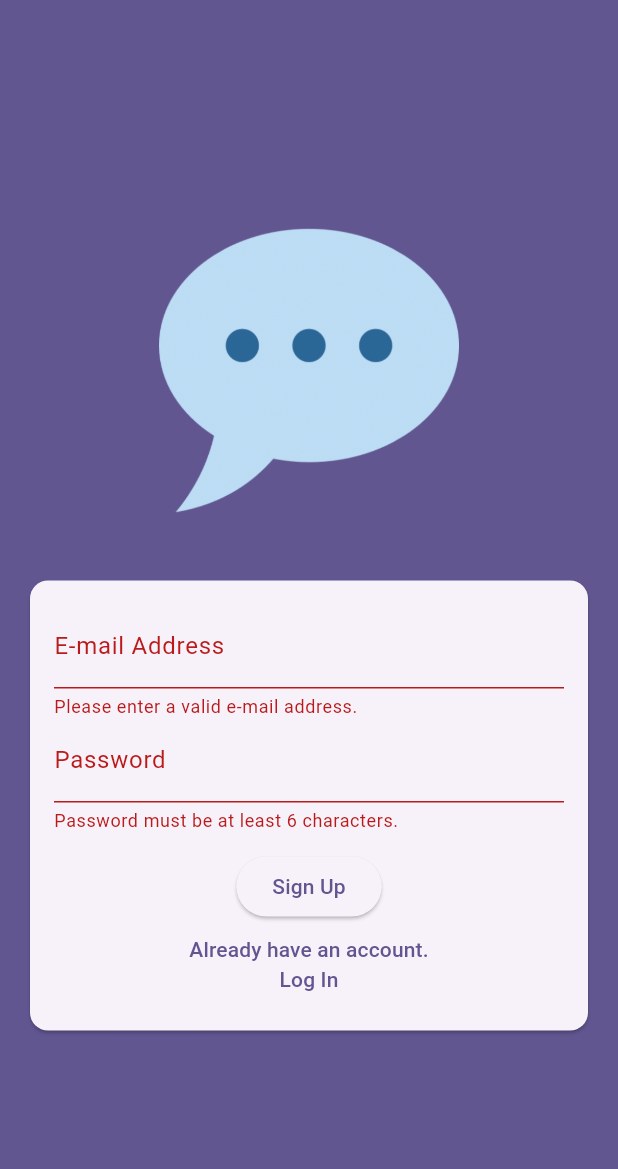
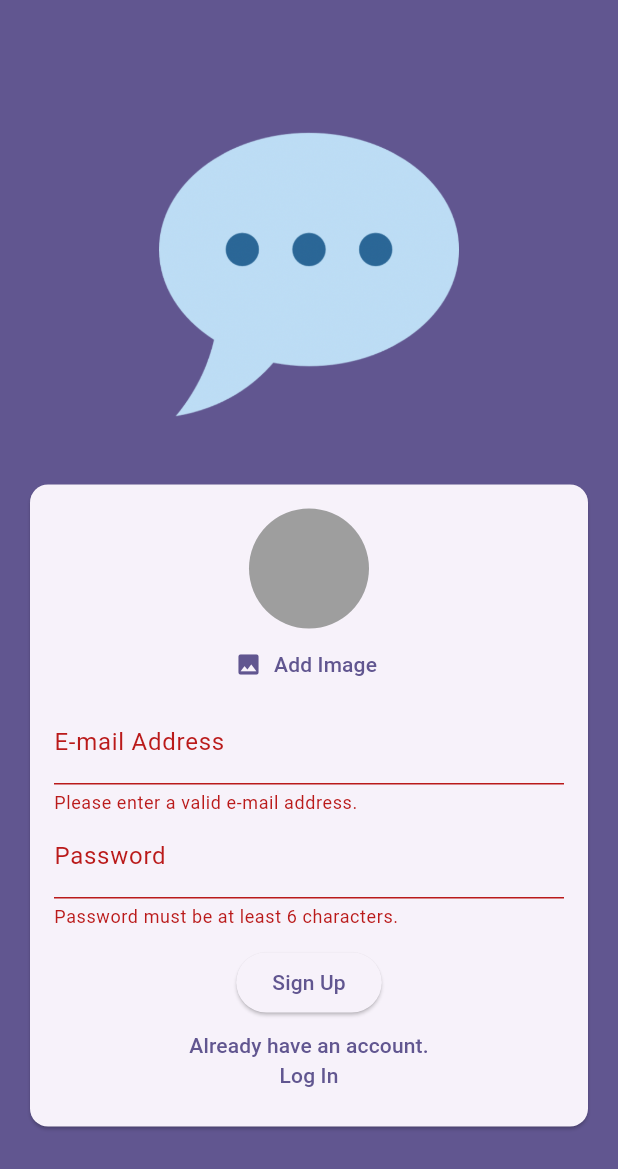
Before and after one commit to RonydaEssam/chat_app, a Flutter app: the screen it shows after launch, after a tap on "Log In", after a tap on "Create an account", on a phone screen of 412 x 824 dp. Shown: the top 1169 px of the screen. Run offline on Flutter 3.47's test engine with Material 3 defaults, Android fonts, the phone set to English and light mode, and no system bars; our stand-ins replace firebase_auth, firebase_core, image_picker; accounts and stored records are empty; generated files the repository leaves out were written again.

Commit message:
add image picker when signning up

```diff
--- a/lib/screens/auth.dart
+++ b/lib/screens/auth.dart
@@ -1,3 +1,4 @@
+import 'package:chat_app/widgets/user_image_picker.dart';
 import 'package:flutter/material.dart';
 import 'package:firebase_core/firebase_core.dart';
 import 'package:chat_app/firebase_options.dart';
@@ -77,6 +78,7 @@ class _AuthScreenState extends State<AuthScreen> {
                       child: Column(
                         mainAxisSize: MainAxisSize.min,
                         children: [
+                          if (!_isLogin) UserImagePicker(),
                           TextFormField(
                             decoration: const InputDecoration(
                               labelText: 'E-mail Address',
--- /dev/null
+++ b/lib/widgets/user_image_picker.dart
@@ -0,0 +1,55 @@
+import 'dart:io';
+import 'package:flutter/material.dart';
+import 'package:image_picker/image_picker.dart';
+
+class UserImagePicker extends StatefulWidget {
+  const UserImagePicker({super.key});
+
+  @override
+  State<UserImagePicker> createState() {
+    return _UserImagePickerState();
+  }
+}
+
+class _UserImagePickerState extends State<UserImagePicker> {
+  File? _pickedImageFile;
+
+  void _pickImage() async {
+    final pickedImage = await ImagePicker().pickImage(
+      source: ImageSource.camera,
+      imageQuality: 50,
+      maxWidth: 150,
+    );
+
+    if (pickedImage == null) {
+      return;
+    }
+
+    setState(() {
+      _pickedImageFile = File(pickedImage.path);
+    });
+  }
+
+  @override
+  Widget build(BuildContext context) {
+    return Column(
+      children: [
+        CircleAvatar(
+          radius: 40,
+          backgroundColor: Colors.grey,
+          foregroundImage: _pickedImageFile != null
+              ? FileImage(_pickedImageFile!)
+              : null,
+        ),
+        TextButton.icon(
+          onPressed: _pickImage,
+          icon: const Icon(Icons.image),
+          label: Text(
+            'Add Image',
+            style: TextStyle(color: Theme.of(context).colorScheme.primary),
+          ),
+        ),
+      ],
+    );
+  }
+}
--- a/pubspec.yaml
+++ b/pubspec.yaml
@@ -37,6 +37,8 @@ dependencies:
   firebase_core: ^4.2.1
   firebase_auth: ^6.1.2
   flutterfire_cli: ^1.3.1
+  firebase_storage: ^13.0.5
+  image_picker: ^1.2.1
 
 dev_dependencies:
   flutter_test:
```
Also changed, not shown: pubspec.lock, 5 other files.
